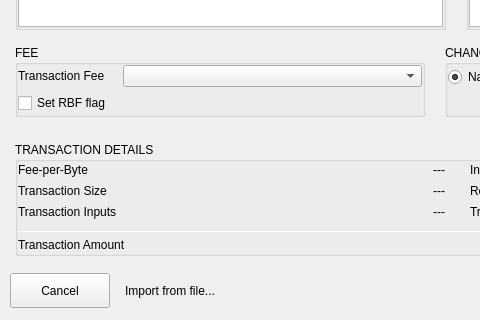
The window that BlockSettleUILib/CreateTransactionDialogAdvanced.ui (BlockSettle/terminal) describes before a commit, drawn with Qt 5; both pictures show x 0 to 480 and y 321 to 641 of the 920 by 641 pixel window.
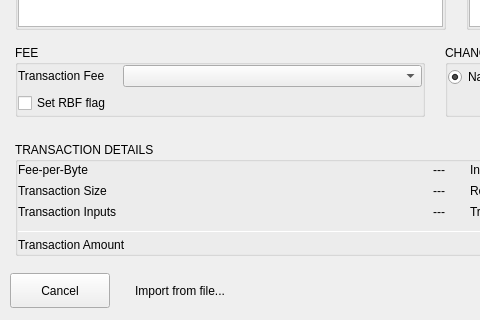
The same window after the commit.

Commit message: Fixed import from file button.

Diff of the .ui file:
```diff
--- a/BlockSettleUILib/CreateTransactionDialogAdvanced.ui
+++ b/BlockSettleUILib/CreateTransactionDialogAdvanced.ui
@@ -2231,14 +2231,8 @@
        <widget class="QPushButton" name="pushButtonImport">
         <property name="minimumSize">
          <size>
-          <width>100</width>
-          <height>35</height>
-         </size>
-        </property>
-        <property name="maximumSize">
-         <size>
           <width>120</width>
-          <height>16777215</height>
+          <height>35</height>
          </size>
         </property>
         <property name="text">
```
The commit also changes 1 other file.
